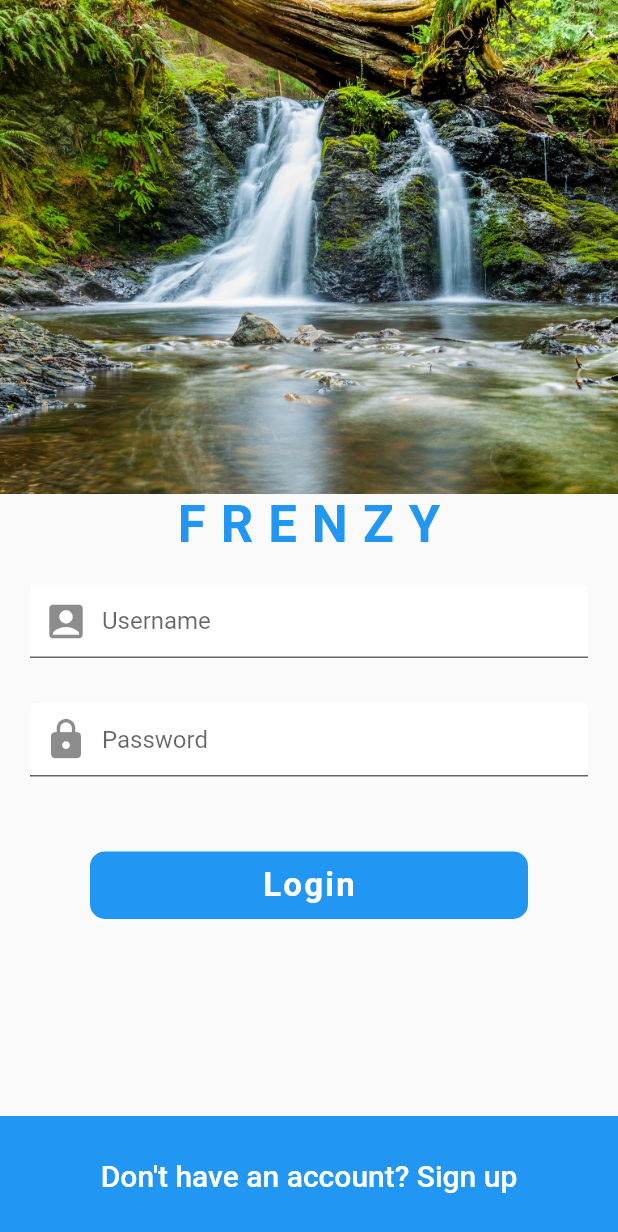
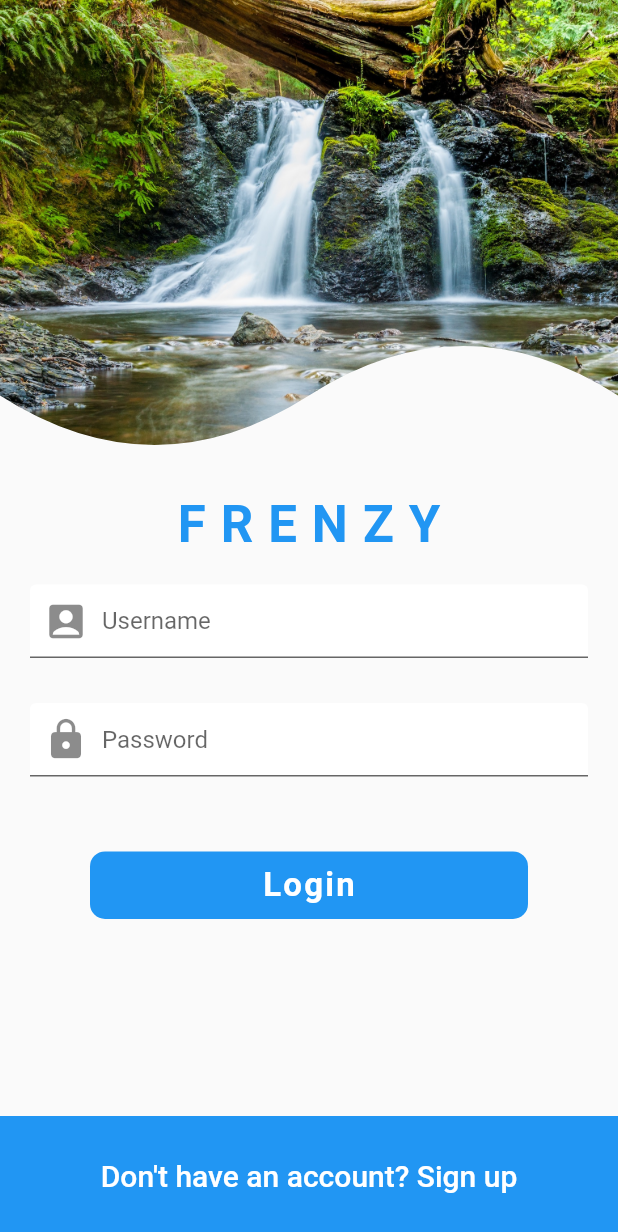
Before and after one commit to offfahad/social-media-app-flutter, a Flutter app: the screen it shows after launch, on a phone screen of 412 x 824 dp. Shown: the top 1232 px of the screen. Run offline on Flutter 3.47's test engine with Material 2 defaults, Android fonts, the phone set to English and light mode, and no system bars.

Commit message:
curve-clipper-style

```diff
--- a/lib/screens/login_screen.dart
+++ b/lib/screens/login_screen.dart
@@ -1,7 +1,6 @@
 import 'package:flutter/material.dart';
 import 'package:social_media_app/screens/home_screen.dart';
-//import 'package:flutter_social_ui/screens/home_screen.dart';
-//import 'package:flutter_social_ui/widgets/curve_clipper.dart';
+import 'package:social_media_app/widgets/curve_clipper.dart';
 
 class LoginScreen extends StatefulWidget {
   const LoginScreen({super.key});
@@ -15,12 +14,12 @@ class _LoginScreenState extends State<LoginScreen> {
   Widget build(BuildContext context) {
     return Scaffold(
       body: SingleChildScrollView(
-        child: Container(
+        child: SizedBox(
           height: MediaQuery.of(context).size.height,
           child: Column(
             children: <Widget>[
               ClipPath(
-                //clipper: CurveClipper(),
+                clipper: CurveClipper(),
                 child: Image(
                   height: MediaQuery.of(context).size.height / 2.5,
                   width: double.infinity,
--- /dev/null
+++ b/lib/widgets/curve_clipper.dart
@@ -0,0 +1,33 @@
+import 'package:flutter/material.dart';
+
+class CurveClipper extends CustomClipper<Path> {
+  @override
+  Path getClip(Size size) {
+    Path path = Path();
+    path.lineTo(0, 4 * size.height / 5);
+    Offset curvePoint1 = Offset(size.width / 4, size.height);
+    Offset centerPoint = Offset(size.width / 2, 4 * size.height / 5);
+    path.quadraticBezierTo(
+      curvePoint1.dx,
+      curvePoint1.dy,
+      centerPoint.dx,
+      centerPoint.dy,
+    );
+    Offset curvePoint2 = Offset(3 * size.width / 4, 3 * size.height / 5);
+    Offset endPoint = Offset(size.width, 4 * size.height / 5);
+    path.quadraticBezierTo(
+      curvePoint2.dx,
+      curvePoint2.dy,
+      endPoint.dx,
+      endPoint.dy,
+    );
+    path.lineTo(size.width, 0);
+    path.close();
+    return path;
+  }
+
+  @override
+  bool shouldReclip(CustomClipper<Path> oldClipper) {
+    return false;
+  }
+}
```
Also changed, not shown: assets/images/login_background_2.jpg (added).
